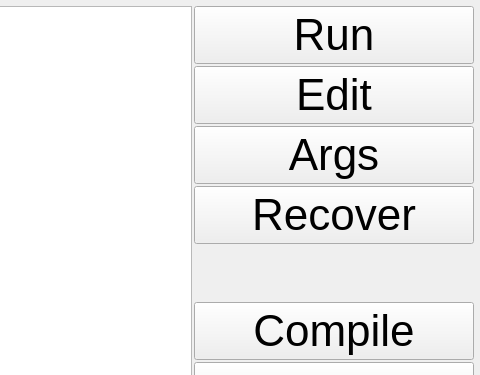
The window that ui/ProgramsWidget.ui (kipr/botui) describes before a commit, drawn with Qt 5; both pictures show x 320 to 800 and y 0 to 375 of the 800 by 480 pixel window.
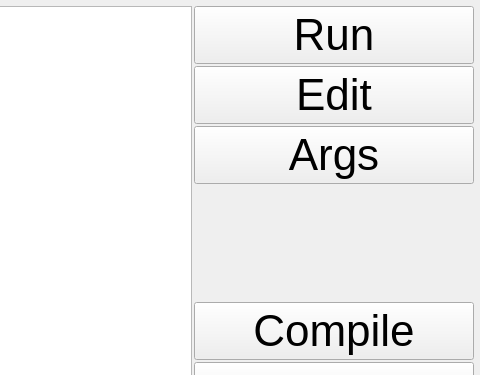
The same window after the commit. Icons and pictures are not drawn.

The edit to the form file:
```diff
--- a/ui/ProgramsWidget.ui
+++ b/ui/ProgramsWidget.ui
@@ -123,28 +123,6 @@
          </property>
         </widget>
        </item>
-       <item>
-        <widget class="QPushButton" name="transfer">
-         <property name="font">
-          <font>
-           <pointsize>33</pointsize>
-          </font>
-         </property>
-         <property name="text">
-          <string>Recover</string>
-         </property>
-         <property name="icon">
-          <iconset resource="../rc/icons.qrc">
-           <normaloff>:/icons/fontawesome/regular/icons/fontawesome/regular/hdd.svg</normaloff>:/icons/fontawesome/regular/icons/fontawesome/regular/hdd.svg</iconset>
-         </property>
-         <property name="iconSize">
-          <size>
-           <width>30</width>
-           <height>30</height>
-          </size>
-         </property>
-        </widget>
-       </item>
        <item>
         <spacer name="verticalSpacer">
          <property name="orientation">
```
